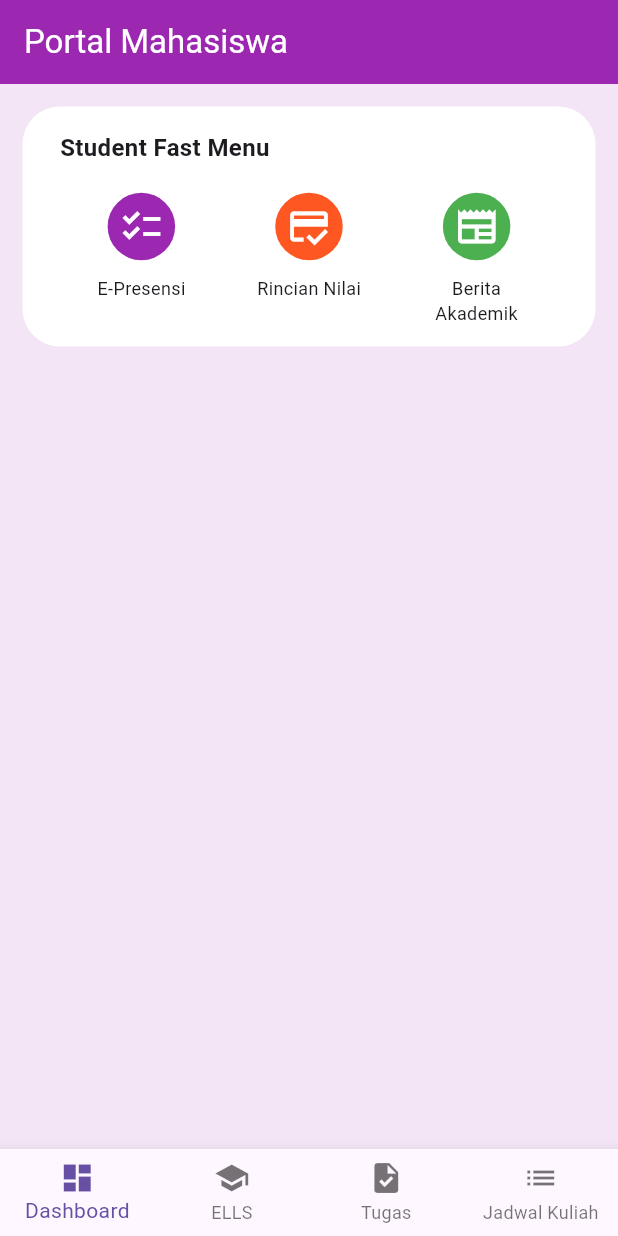
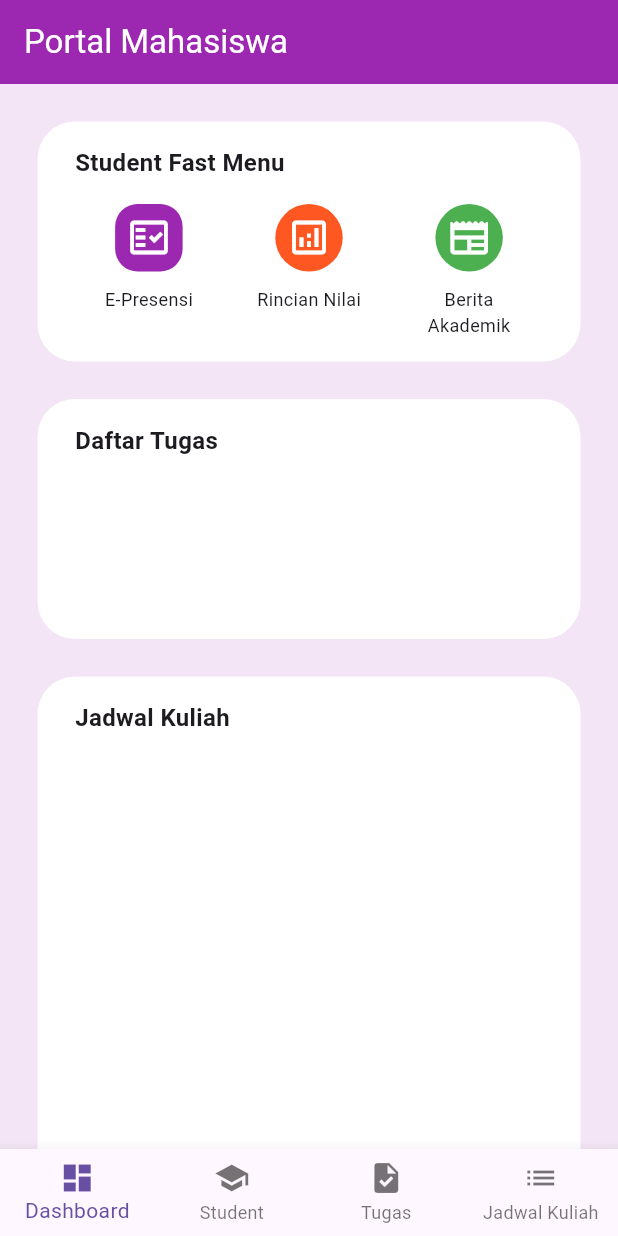
Before and after one commit to distractms/projectakhirPMO, a Flutter app: the screen it shows after launch, on a phone screen of 412 x 824 dp. Run offline on Flutter 3.47's test engine with Material 3 defaults, Android fonts, the phone set to English and light mode, and no system bars; our stand-ins replace webview_flutter.

Commit message:
membaut bottom navigation bar berfungsi

```diff
--- a/lib/home.dart
+++ b/lib/home.dart
@@ -1,5 +1,7 @@
 import 'package:flutter/material.dart';
 import 'package:project_akhir_prototype3/page/browser.dart';
+import 'package:project_akhir_prototype3/page/daftar_tugas.dart';
+import 'package:project_akhir_prototype3/page/jadwal_kuliah.dart';
 import 'package:project_akhir_prototype3/variabel/global_var.dart';
 
 class MyHomePage extends StatefulWidget {
@@ -23,10 +25,11 @@ class _MyHomePageState extends State<MyHomePage> {
       appBar: AppBar(
         title: const Text("Portal Mahasiswa"),
       ),
-      body: Column(
+      body: SingleChildScrollView(
+        child: Column(
           children: [
             Container(
-            margin: const EdgeInsets.all(15.0),
+              margin: const EdgeInsets.only(left: 25.0, right: 25.0, top: 25.0),
               height: 160,
               width: double.infinity,
               decoration: BoxDecoration(
@@ -60,7 +63,7 @@ class _MyHomePageState extends State<MyHomePage> {
                           height: 100,
                           width: 85,
                           child: Column(
-                          mainAxisAlignment: MainAxisAlignment.center,
+                            mainAxisAlignment: MainAxisAlignment.start,
                             crossAxisAlignment: CrossAxisAlignment.center,
                             children: [
                               GestureDetector(
@@ -80,12 +83,12 @@ class _MyHomePageState extends State<MyHomePage> {
                                 child: Container(
                                   decoration: BoxDecoration(
                                     color: Colors.purple,
-                                  borderRadius: BorderRadius.circular(50),
+                                    borderRadius: BorderRadius.circular(15),
                                   ),
                                   height: 45,
                                   width: 45,
                                   child: const Icon(
-                                  Icons.checklist,
+                                    Icons.fact_check_outlined,
                                     size: 30,
                                     color: Colors.white,
                                   ),
@@ -110,7 +113,7 @@ class _MyHomePageState extends State<MyHomePage> {
                           height: 100,
                           width: 85,
                           child: Column(
-                          mainAxisAlignment: MainAxisAlignment.center,
+                            mainAxisAlignment: MainAxisAlignment.start,
                             crossAxisAlignment: CrossAxisAlignment.center,
                             children: [
                               GestureDetector(
@@ -124,7 +127,8 @@ class _MyHomePageState extends State<MyHomePage> {
                                         builder: (context) => const Browser(),
                                       ),
                                     );
-                                  TitleFastMenu.titleFastMenu = "Rincian Nilai";
+                                    TitleFastMenu.titleFastMenu =
+                                        "Rincian Nilai";
                                   });
                                 },
                                 child: Container(
@@ -135,7 +139,7 @@ class _MyHomePageState extends State<MyHomePage> {
                                   height: 45,
                                   width: 45,
                                   child: const Icon(
-                                  Icons.credit_score,
+                                    Icons.analytics_outlined,
                                     size: 30,
                                     color: Colors.white,
                                   ),
@@ -160,7 +164,7 @@ class _MyHomePageState extends State<MyHomePage> {
                           height: 100,
                           width: 85,
                           child: Column(
-                          mainAxisAlignment: MainAxisAlignment.center,
+                            mainAxisAlignment: MainAxisAlignment.start,
                             crossAxisAlignment: CrossAxisAlignment.center,
                             children: [
                               GestureDetector(
@@ -186,7 +190,7 @@ class _MyHomePageState extends State<MyHomePage> {
                                   height: 45,
                                   width: 45,
                                   child: const Icon(
-                                  Icons.newspaper,
+                                    Icons.newspaper_rounded,
                                     size: 30,
                                     color: Colors.white,
                                   ),
@@ -214,11 +218,72 @@ class _MyHomePageState extends State<MyHomePage> {
                 ],
               ),
             ),
+            Container(
+              margin: const EdgeInsets.only(left: 25.0, right: 25.0, top: 25.0),
+              height: 160,
+              width: double.infinity,
+              decoration: BoxDecoration(
+                color: Colors.white,
+                borderRadius: BorderRadius.circular(25.0),
+              ),
+              child: Column(
+                children: [
+                  Container(
+                    alignment: Alignment.centerLeft,
+                    margin: const EdgeInsets.symmetric(horizontal: 25.0),
+                    height: 55,
+                    width: double.infinity,
+                    child: const Text(
+                      "Daftar Tugas",
+                      style: TextStyle(
+                        fontSize: 16,
+                        fontWeight: FontWeight.bold,
+                      ),
+                    ),
+                  ),
                 ],
+              ),
+            ),
+            Container(
+              margin: const EdgeInsets.all(25),
+              height: 500,
+              width: double.infinity,
+              decoration: BoxDecoration(
+                color: Colors.white,
+                borderRadius: BorderRadius.circular(25.0),
+              ),
+              child: Column(
+                children: [
+                  Container(
+                    alignment: Alignment.centerLeft,
+                    margin: const EdgeInsets.symmetric(horizontal: 25.0),
+                    height: 55,
+                    width: double.infinity,
+                    child: const Text(
+                      "Jadwal Kuliah",
+                      style: TextStyle(
+                        fontSize: 16,
+                        fontWeight: FontWeight.bold,
+                      ),
+                    ),
+                  ),
+                ],
+              ),
+            ),
+          ],
+        ),
       ),
       bottomNavigationBar: BottomNavigationBar(
         type: BottomNavigationBarType.fixed,
-        onTap: (value) {},
+        onTap: (value) {
+          setState(
+            () {
+              IndexPage.currentIndex = value;
+            },
+          );
+          panggilHalaman(value);
+        },
+        currentIndex: IndexPage.currentIndex,
         items: const [
           BottomNavigationBarItem(
             icon: Icon(Icons.dashboard),
@@ -226,7 +291,7 @@ class _MyHomePageState extends State<MyHomePage> {
           ),
           BottomNavigationBarItem(
             icon: Icon(Icons.school),
-            label: "ELLS",
+            label: "Student",
           ),
           BottomNavigationBarItem(
             icon: Icon(Icons.task),
@@ -240,4 +305,35 @@ class _MyHomePageState extends State<MyHomePage> {
       ),
     );
   }
+
+  void panggilHalaman(int index) {
+    if (index == 1) {
+      Navigator.push(
+        context,
+        MaterialPageRoute(
+          builder: (context) => const Browser(),
+        ),
+      );
+      setState(
+        () {
+          CurrentUrl.currentUrl = 'https://student.amikompurwokerto.ac.id/main';
+          TitleFastMenu.titleFastMenu = 'Web Student';
+        },
+      );
+    } else if (index == 2) {
+      Navigator.push(
+        context,
+        MaterialPageRoute(
+          builder: (context) => const DaftarTugas(),
+        ),
+      );
+    } else if (index == 3) {
+      Navigator.push(
+        context,
+        MaterialPageRoute(
+          builder: (context) => const JadwalKuliah(),
+        ),
+      );
     }
+  }
+}
--- a/lib/variabel/global_var.dart
+++ b/lib/variabel/global_var.dart
@@ -5,3 +5,7 @@ class TitleFastMenu {
 class CurrentUrl {
   static var currentUrl = 'https://student.amikompurwokerto.ac.id/auth';
 }
+
+class IndexPage {
+  static int currentIndex = 0;
+}
```
Also changed, not shown: lib/page/browser.dart (+2 -10 lines), lib/page/daftar_tugas.dart (added, +20 -0 lines), lib/page/jadwal_kuliah.dart (added, +20 -0 lines). Lines whose indentation alone changed are shown as unchanged.
